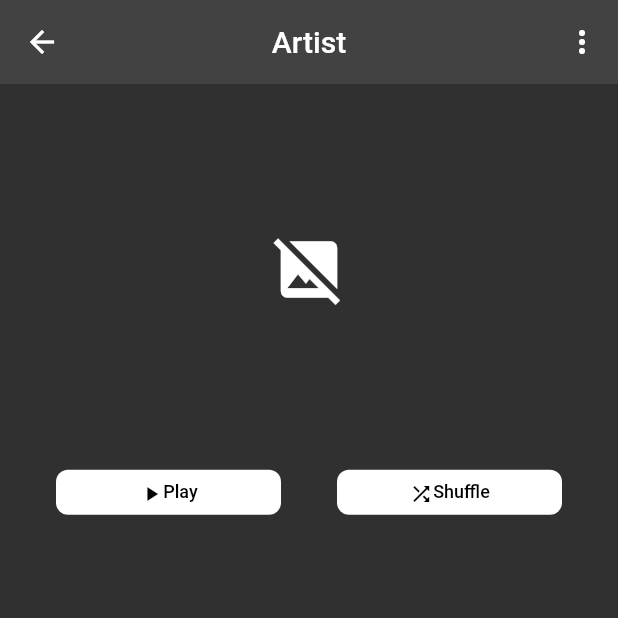
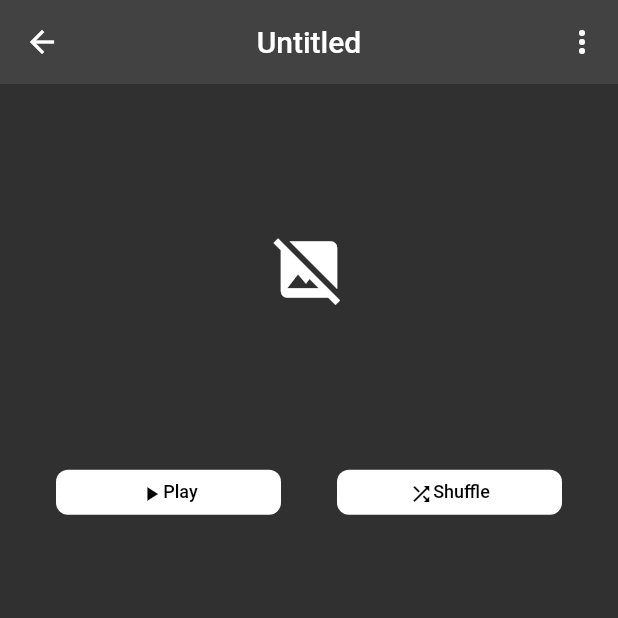
Before and after one commit to richprince23/Ramp, a Flutter app: the AlbumScreen screen opened directly with empty values, after a tap on "Play", on a phone screen of 412 x 824 dp, the top half of it. Run offline on Flutter 3.47's test engine with Material 2 defaults, Android fonts, the phone set to English and light mode, and no system bars; drawn by our look-alikes of on_audio_query; our stand-ins replace audio_video_progress_bar, flutter_slidable, get, just_audio, permission_handler, rxdart; missing offline and left inert: on_audio_room.

Commit message:
album screen 80%

```diff
--- a/lib/controllers/song_provider.dart
+++ b/lib/controllers/song_provider.dart
@@ -75,16 +75,10 @@ Future<List<SongModel>> getArtistSongs(int id) async {
       sortType: SongSortType.ALBUM);
 }
 
-getArtisteModel(int id) async {
-  List<SongModel> songs = await onAudioQuery.queryAudiosFrom(
-      AudiosFromType.ARTIST_ID, id,
-      sortType: SongSortType.ARTIST);
-
-  List<SongModel> ss = songs.toSongModel();
-  // print(artiste);
-  // notifyListeners();
-  // return songs[0].artist! ?? "Unknown";
-  return ss[0].artist! ?? "Unknown";
+Future<List<SongModel>> getAlbumSongs(int id) async {
+  return allAlbumsSongs = await onAudioQuery.queryAudiosFrom(
+      AudiosFromType.ALBUM_ID, id,
+      sortType: SongSortType.ALBUM);
 }
 
 class SongProvider extends ChangeNotifier {
--- a/lib/screens/album_screen.dart
+++ b/lib/screens/album_screen.dart
@@ -10,10 +10,10 @@ import 'package:ramp/vars.dart';
 class AlbumScreen extends StatefulWidget {
   // final ArtistModel artistModel;
 
-  final int artisteId;
-  late String? artistName;
+  final int albumId;
+  late String? albumName;
   // AlbumScreen({Key? key, required this.artistModel, })
-  AlbumScreen({Key? key, required this.artisteId, this.artistName})
+  AlbumScreen({Key? key, required this.albumId, this.albumName})
       : super(key: key);
 
   @override
@@ -21,22 +21,19 @@ class AlbumScreen extends StatefulWidget {
 }
 
 class _AlbumScreenState extends State<AlbumScreen> {
-  String? artistName;
+  String? albumName;
   @override
   void initState() {
     // TODO: implement initState
-    setState(() {
-      // artistName = getArtisteModel(widget.artisteId);
-    });
+
     super.initState();
   }
 
   @override
   Widget build(BuildContext context) {
-    // artistName = getArtisteModel(widget.artisteId);
     return Scaffold(
       appBar: AppBar(
-          title: Text(widget.artistName ?? "Artist"),
+          title: Text(widget.albumName ?? "Untitled"),
           centerTitle: true,
           actions: [
             IconButton(
@@ -55,12 +52,13 @@ class _AlbumScreenState extends State<AlbumScreen> {
                 child: QueryArtworkWidget(
                     artworkWidth: MediaQuery.of(context).size.width * 0.4,
                     artworkHeight: MediaQuery.of(context).size.width * 0.4,
-                    id: widget.artisteId,
-                    type: ArtworkType.ARTIST,
+                    id: widget.albumId,
+                    type: ArtworkType.ALBUM,
                     artworkBorder: BorderRadius.circular(10)),
               ),
             ),
             Column(
+              mainAxisSize: MainAxisSize.min,
               children: [
                 Row(
                   mainAxisAlignment: MainAxisAlignment.spaceEvenly,
@@ -72,7 +70,9 @@ class _AlbumScreenState extends State<AlbumScreen> {
                           color: Colors.white,
                           borderRadius: BorderRadius.circular(8)),
                       child: TextButton(
-                        onPressed: () {},
+                        onPressed: () {
+                          print(allAlbumsSongs);
+                        },
                         child: Row(
                           crossAxisAlignment: CrossAxisAlignment.center,
                           mainAxisAlignment: MainAxisAlignment.center,
@@ -119,12 +119,13 @@ class _AlbumScreenState extends State<AlbumScreen> {
                 Container(
                   padding:
                       const EdgeInsets.symmetric(horizontal: 1, vertical: 10),
-                  height: MediaQuery.of(context).size.height * 0.70,
+                  height: MediaQuery.of(context).size.height * 0.6,
 
                   width: MediaQuery.of(context).size.width,
                   // color: Colors.amber,
                   child: FutureBuilder<List<SongModel>>(
-                    future: getArtistSongs(widget.artisteId),
+                    future: getAlbumSongs(widget.albumId),
+                    initialData: allAlbumsSongs,
                     builder:
                         (context, AsyncSnapshot<List<SongModel>> snapshot) {
                       if (snapshot.data == null) {
@@ -134,7 +135,7 @@ class _AlbumScreenState extends State<AlbumScreen> {
                       if (snapshot.hasData) {
                         allArtistesSongs = snapshot.data!;
                         return RefreshIndicator(
-                          onRefresh: () => getArtistSongs(widget.artisteId),
+                          onRefresh: () => getAlbumSongs(widget.albumId),
                           child: ListView.builder(
                             itemCount: snapshot.data!.length,
                             itemBuilder: (context, index) {
--- a/lib/screens/artist_screen.dart
+++ b/lib/screens/artist_screen.dart
@@ -61,6 +61,7 @@ class _ArtistScreenState extends State<ArtistScreen> {
               ),
             ),
             Column(
+              mainAxisSize: MainAxisSize.min,
               children: [
                 Row(
                   mainAxisAlignment: MainAxisAlignment.spaceEvenly,
@@ -119,7 +120,7 @@ class _ArtistScreenState extends State<ArtistScreen> {
                 Container(
                   padding:
                       const EdgeInsets.symmetric(horizontal: 1, vertical: 10),
-                  height: MediaQuery.of(context).size.height * 0.70,
+                  height: MediaQuery.of(context).size.height * 0.60,
 
                   width: MediaQuery.of(context).size.width,
                   // color: Colors.amber,
--- a/lib/screens/now_playing.dart
+++ b/lib/screens/now_playing.dart
@@ -178,8 +178,8 @@ class _NowPlayingScreenState extends State<NowPlayingScreen>
                             animator.stop();
                           }
                           return ProgressBar(
-                            barHeight: 3,
-                            thumbRadius: 5,
+                            barHeight: 6,
+                            thumbRadius: 4,
                             progress: progress,
                             buffered: buffered,
                             total: total,
```
Also changed, not shown: lib/screens/all_albums.dart (+7 -3 lines).
